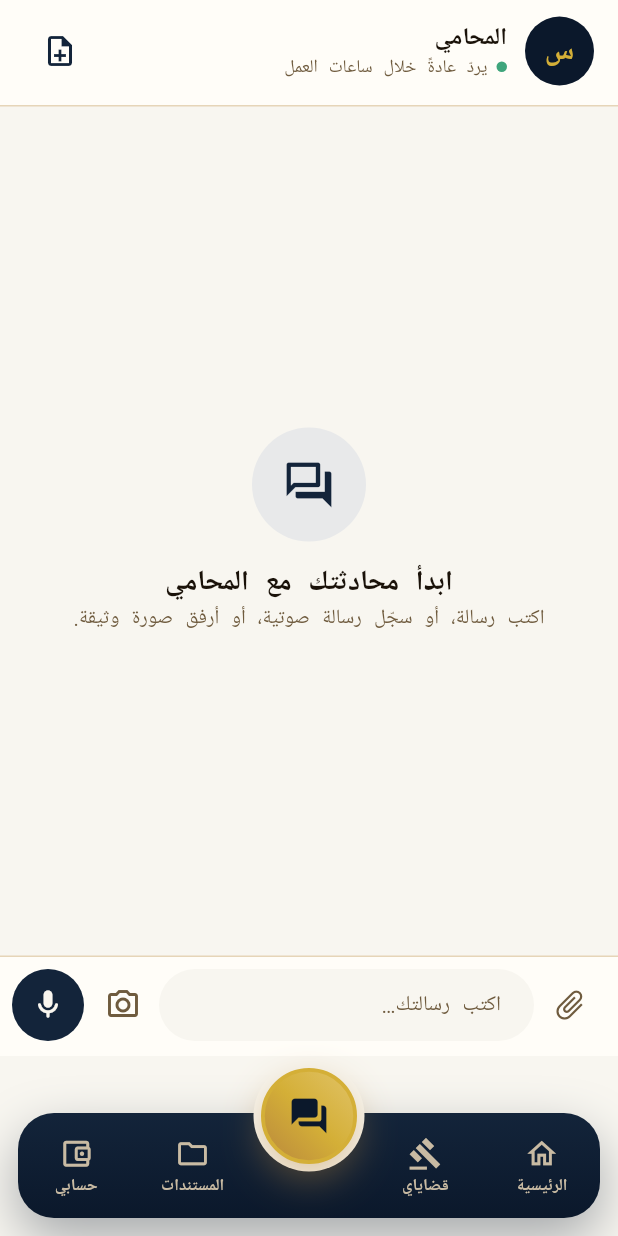
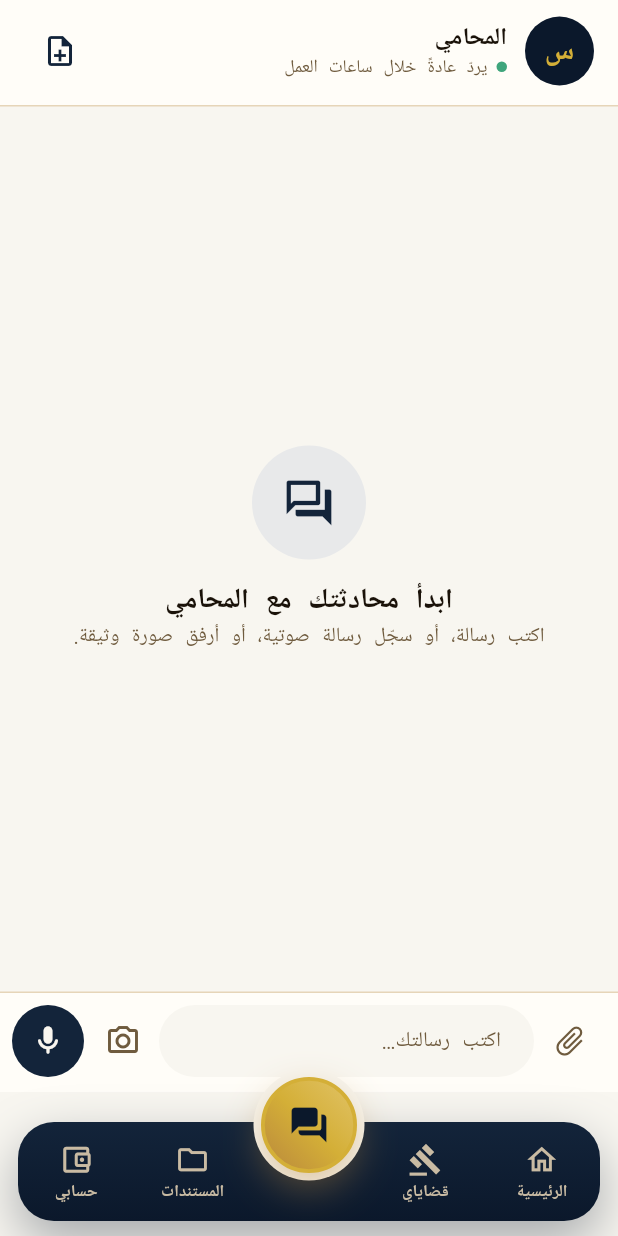
Before and after one commit to matrixtuner9-cyber/law-foundation, a Flutter app: the Shell screen opened directly with empty values, after a tap on the "notifications none" icon, on a phone screen of 412 x 824 dp. Run offline on Flutter 3.47's test engine with Material 3 defaults, Android fonts, the phone set to English and light mode, and no system bars; our stand-ins replace audioplayers, cross_file, file_picker, flutter_local_notifications, google_fonts, image_picker and 2 more; missing offline and left inert: dart:js_interop, flutter_background_service, record; accounts and stored records are empty; network calls fail; Roboto replaces fonts that are missing (Cairo).

Commit message:
Client portal: tighter floating nav bar
Co-Authored-By: Claude Fable 5.1 <noreply@anthropic.com>
Claude-Session: https://claude.ai/code/session_01VYKzt29RVVuxCy8ToxrDG3

```diff
--- a/office/mithaq_portal/lib/main.dart
+++ b/office/mithaq_portal/lib/main.dart
@@ -469,13 +469,13 @@ class _NavBar extends StatelessWidget {
     final bottom = MediaQuery.paddingOf(context).bottom;
     final chat = idx == 2;
     return SizedBox(
-      height: 120 + bottom,
+      height: 96 + bottom,
       child: Stack(clipBehavior: Clip.none, alignment: Alignment.bottomCenter, children: [
         Positioned(
           left: 12,
           right: 12,
-          bottom: 12 + bottom,
-          height: 70,
+          bottom: 10 + bottom,
+          height: 66,
           child: Container(
             decoration: BoxDecoration(
               borderRadius: BorderRadius.circular(24),
@@ -496,7 +496,7 @@ class _NavBar extends StatelessWidget {
         ),
         // الزر الأوسط: المراسلة
         Positioned(
-          bottom: 12 + bottom + 70 - 34,
+          bottom: 10 + bottom + 66 - 34,
           child: Semantics(
             button: true,
             selected: chat,
```
